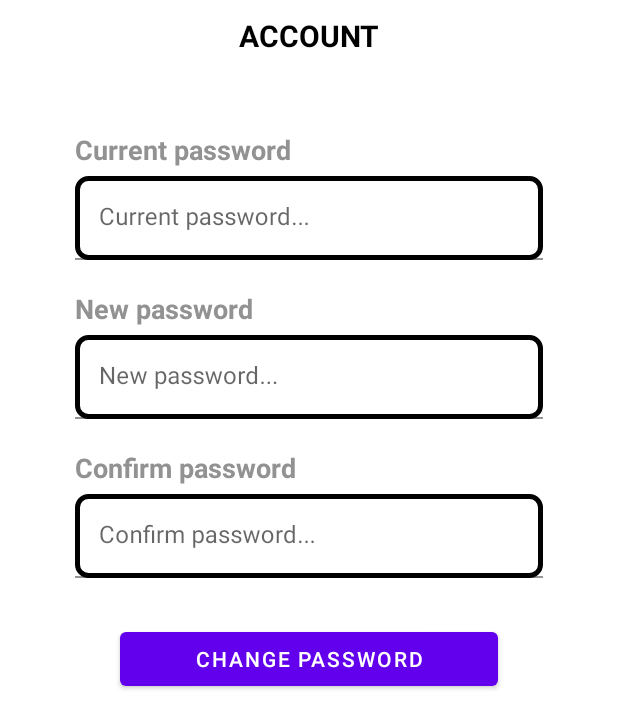
After one commit to Mihai-Razvan/CustomerApp, an Android app: the fragment FragmentAccountPassword placed in its activity, on a phone screen of 412 x 824 dp. The commit adds this screen. Shown: the top 728 px of the screen. Run offline under Robolectric (Android 15) with nearby library versions, the phone set to English and light mode, and no system bars.

Commit message:
added option to change password

```diff
--- a/CustomerApp/CustomerApp_Client/app/src/main/java/com/example/customerapp_client/FragmentAccountMain.java
+++ b/CustomerApp/CustomerApp_Client/app/src/main/java/com/example/customerapp_client/FragmentAccountMain.java
@@ -72,6 +72,7 @@ public class FragmentAccountMain extends Fragment implements ActivityBasics{
         act_account_mainF_warningNo_layout_onClick();
         act_account_mainF_addresses_layout_onClick();
         act_account_mainF_deleteAccount_layout_onClick();
+        act_account_mainF_changePassword_layout_onClick();
     }
 
     private void act_account_mainF_warningYes_layout_onClick()
@@ -114,6 +115,16 @@ public class FragmentAccountMain extends Fragment implements ActivityBasics{
         });
     }
 
+    private void act_account_mainF_changePassword_layout_onClick() {
+
+        act_account_mainF_changePassword_layout.setOnClickListener(new View.OnClickListener() {
+            @Override
+            public void onClick(View view) {
+                setPasswordFragment();
+            }
+        });
+    }
+
     private void deleteAccount()
     {
         HttpRequestsAccount httpRequestsAccount = new HttpRequestsAccount("/account/delete");
@@ -137,6 +148,8 @@ public class FragmentAccountMain extends Fragment implements ActivityBasics{
         }
     }
 
+    //////////////////////////////////////////////////////////
+
     private void setAddressesFragment()
     {
         FragmentManager fragmentManager = getActivity().getSupportFragmentManager();
@@ -144,4 +157,12 @@ public class FragmentAccountMain extends Fragment implements ActivityBasics{
         fragmentTransaction.replace(R.id.act_account_frameLayout, new FragmentAccountAddresses());
         fragmentTransaction.commit();
     }
+
+    private void setPasswordFragment()
+    {
+        FragmentManager fragmentManager = getActivity().getSupportFragmentManager();
+        FragmentTransaction fragmentTransaction = fragmentManager.beginTransaction();
+        fragmentTransaction.replace(R.id.act_account_frameLayout, new FragmentAccountPassword());
+        fragmentTransaction.commit();
+    }
 }
--- /dev/null
+++ b/CustomerApp/CustomerApp_Client/app/src/main/java/com/example/customerapp_client/FragmentAccountPassword.java
@@ -0,0 +1,192 @@
+package com.example.customerapp_client;
+
+import android.os.Bundle;
+
+import androidx.fragment.app.Fragment;
+
+import android.text.Editable;
+import android.text.TextWatcher;
+import android.view.LayoutInflater;
+import android.view.View;
+import android.view.ViewGroup;
+import android.widget.Button;
+import android.widget.EditText;
+import android.widget.TextView;
+
+import com.google.android.material.textfield.TextInputLayout;
+
+
+public class FragmentAccountPassword extends Fragment implements ActivityBasics{
+
+    private EditText act_account_passwordF_actualPass_ET;
+    private EditText act_account_passwordF_newPass_ET;
+    private EditText act_account_passwordF_newPassConfirm_ET;
+    private Button act_account_passwordF_change_button;
+    private TextView act_account_passwordF_warning_TW;
+
+    View view;
+
+    @Override
+    public View onCreateView(LayoutInflater inflater, ViewGroup container, Bundle savedInstanceState) {
+        view = inflater.inflate(R.layout.fragment_account_password, container, false);
+
+        getActivityElements();
+        setListeners();
+
+        return view;
+    }
+
+    @Override
+    public void getActivityElements() {
+        act_account_passwordF_actualPass_ET = view.findViewById(R.id.act_account_passwordF_actualPass_ET);
+        act_account_passwordF_newPass_ET = view.findViewById(R.id.act_account_passwordF_newPass_ET);
+        act_account_passwordF_newPassConfirm_ET = view.findViewById(R.id.act_account_passwordF_newPassConfirm_ET);
+        act_account_passwordF_change_button = view.findViewById(R.id.act_account_passwordF_change_button);
+        act_account_passwordF_warning_TW = view.findViewById(R.id.act_account_passwordF_warning_TW);
+    }
+
+    @Override
+    public void setListeners() {
+        act_account_passwordF_change_button_onClick();
+        act_account_passwordF_actualPass_ET_onTextChanged();
+        act_account_passwordF_newPass_ET_onTextChanged();
+        act_account_passwordF_newPassConfirm_ET_onTextChanged();
+    }
+
+    private  void  act_account_passwordF_change_button_onClick()
+    {
+        act_account_passwordF_change_button.setOnClickListener(new View.OnClickListener() {
+            @Override
+            public void onClick(View view) {
+                String currentPassword = act_account_passwordF_actualPass_ET.getText().toString().trim();
+                String newPassword = act_account_passwordF_newPass_ET.getText().toString().trim();
+                String confirmPassword = act_account_passwordF_newPassConfirm_ET.getText().toString().trim();
+                boolean preCheck = false;
+
+                if(currentPassword.isEmpty())
+                {
+                    act_account_passwordF_actualPass_ET.setBackgroundResource(R.drawable.test_border_5);
+                    preCheck = true;
+                }
+
+                if(newPassword.isEmpty())
+                {
+                    act_account_passwordF_newPass_ET.setBackgroundResource(R.drawable.test_border_5);
+                    preCheck = true;
+                }
+                if(confirmPassword.isEmpty())
+                {
+                    act_account_passwordF_newPassConfirm_ET.setBackgroundResource(R.drawable.test_border_5);
+                    preCheck = true;
+                }
+
+                if(!newPassword.equals(confirmPassword))
+                {
+                    act_account_passwordF_warning_TW.setText("The passwords you introduced doesn't match!");
+                    act_account_passwordF_newPass_ET.getText().clear();
+                    act_account_passwordF_newPassConfirm_ET.getText().clear();
+                    preCheck = true;
+                }
+
+                if(preCheck)
+                    return;
+
+                HttpRequestsAccount httpRequestsAccount = new HttpRequestsAccount("/account/password/change", currentPassword, newPassword);
+                Thread connectionThread = new Thread(httpRequestsAccount);
+                connectionThread.start();
+
+                try {
+                    connectionThread.join();
+                    String status = httpRequestsAccount.getStatus();
+
+                    switch (status) {
+                        case "-2":
+                            act_account_passwordF_warning_TW.setText("Internal error!");
+                            break;
+                        case  "-1":
+                            act_account_passwordF_warning_TW.setText("The current password you introduced is wrong!");
+                            act_account_passwordF_actualPass_ET.getText().clear();
+                            break;
+                        default:
+                            GlobalManager.savePassword(getContext(), newPassword);
+                            act_account_passwordF_warning_TW.setText("Password successfully changed");
+                            act_account_passwordF_actualPass_ET.getText().clear();
+                    }
+
+                    act_account_passwordF_newPass_ET.getText().clear();
+                    act_account_passwordF_newPassConfirm_ET.getText().clear();
+                }
+                catch (InterruptedException e) {
+                    System.out.println("COULDN'T CHANGE PASSWORD");
+                    act_account_passwordF_warning_TW.setText("Internal error!");
+                    act_account_passwordF_newPass_ET.getText().clear();
+                    act_account_passwordF_newPassConfirm_ET.getText().clear();
+                }
+            }
+        });
+    }
+
+    private void act_account_passwordF_actualPass_ET_onTextChanged()
+    {
+        act_account_passwordF_actualPass_ET.addTextChangedListener(new TextWatcher() {
+            @Override
+            public void beforeTextChanged(CharSequence charSequence, int i, int i1, int i2) {
+
+            }
+
+            @Override
+            public void onTextChanged(CharSequence charSequence, int i, int i1, int i2) {
+                if(act_account_passwordF_actualPass_ET.getText().toString().trim().length() != 0)
+                    act_account_passwordF_actualPass_ET.setBackgroundResource(R.drawable.test_border_6);
+            }
+
+            @Override
+            public void afterTextChanged(Editable editable) {
+
+            }
+        });
+    }
+
+    private void act_account_passwordF_newPass_ET_onTextChanged()
+    {
+        act_account_passwordF_newPass_ET.addTextChangedListener(new TextWatcher() {
+            @Override
+            public void beforeTextChanged(CharSequence charSequence, int i, int i1, int i2) {
+
+            }
+
+            @Override
+            public void onTextChanged(CharSequence charSequence, int i, int i1, int i2) {
+                if(act_account_passwordF_newPass_ET.getText().toString().trim().length() != 0)
+                    act_account_passwordF_newPass_ET.setBackgroundResource(R.drawable.test_border_6);
+            }
+
+            @Override
+            public void afterTextChanged(Editable editable) {
+
+            }
+        });
+    }
+
+    private void act_account_passwordF_newPassConfirm_ET_onTextChanged()
+    {
+        act_account_passwordF_newPassConfirm_ET.addTextChangedListener(new TextWatcher() {
+            @Override
+            public void beforeTextChanged(CharSequence charSequence, int i, int i1, int i2) {
+
+            }
+
+            @Override
+            public void onTextChanged(CharSequence charSequence, int i, int i1, int i2) {
+                if(act_account_passwordF_newPassConfirm_ET.getText().toString().trim().length() != 0)
+                    act_account_passwordF_newPassConfirm_ET.setBackgroundResource(R.drawable.test_border_6);
+            }
+
+            @Override
+            public void afterTextChanged(Editable editable) {
+
+            }
+        });
+    }
+
+}
--- a/CustomerApp/CustomerApp_Client/app/src/main/java/com/example/customerapp_client/GlobalManager.java
+++ b/CustomerApp/CustomerApp_Client/app/src/main/java/com/example/customerapp_client/GlobalManager.java
@@ -14,7 +14,7 @@ public class GlobalManager {
 
     public static String httpNGROKAddress()
     {
-        return "http://dcce-2a02-2f0c-5a09-aa00-5870-2c65-325b-b63f.ngrok.io";
+        return "http://a674-2a02-2f0c-5a09-aa00-2973-816a-31ee-c44d.ngrok.io";
     }
 
     public static void setClientId(int clientId) {
--- /dev/null
+++ b/CustomerApp/CustomerApp_Client/app/src/main/res/drawable/test_border_5.xml
@@ -0,0 +1,13 @@
+<?xml version="1.0" encoding="utf-8"?>
+<layer-list xmlns:android="http://schemas.android.com/apk/res/android">
+    <!--Minus (-) how much dp you gave in the stroke width from left right-->
+    <item>
+        <shape
+            android:shape="rectangle">
+            <stroke android:width="3dp" android:color="#EB3434" />
+            <corners android:radius="7dp"/>
+            <!--This is the main background -->
+            <solid android:color="#FFFFFF" />
+        </shape>
+    </item>
+</layer-list>
--- /dev/null
+++ b/CustomerApp/CustomerApp_Client/app/src/main/res/drawable/test_border_6.xml
@@ -0,0 +1,13 @@
+<?xml version="1.0" encoding="utf-8"?>
+<layer-list xmlns:android="http://schemas.android.com/apk/res/android">
+    <!--Minus (-) how much dp you gave in the stroke width from left right-->
+    <item>
+        <shape
+            android:shape="rectangle">
+            <stroke android:width="3dp" android:color="#000000" />
+            <corners android:radius="7dp"/>
+            <!--This is the main background -->
+            <solid android:color="#FFFFFF" />
+        </shape>
+    </item>
+</layer-list>
--- a/CustomerApp/CustomerApp_Client/app/src/main/res/layout/fragment_account_main.xml
+++ b/CustomerApp/CustomerApp_Client/app/src/main/res/layout/fragment_account_main.xml
@@ -61,7 +61,7 @@
                 android:layout_height="wrap_content"
                 android:paddingTop="10dp"
                 android:paddingBottom="2dp"
-                android:text="Change password (not done)"
+                android:text="Change password "
                 android:textColor="#000000"
                 android:textSize="18sp"
                 android:textStyle="bold" />
@@ -181,7 +181,7 @@
                 android:layout_height="wrap_content"
                 android:paddingTop="10dp"
                 android:paddingBottom="2dp"
-                android:text="Close account (to do warning)"
+                android:text="Close account "
                 android:textColor="#FF0000"
                 android:textSize="18sp"
                 android:textStyle="bold" />
--- /dev/null
+++ b/CustomerApp/CustomerApp_Client/app/src/main/res/layout/fragment_account_password.xml
@@ -0,0 +1,107 @@
+<?xml version="1.0" encoding="utf-8"?>
+<androidx.constraintlayout.widget.ConstraintLayout xmlns:android="http://schemas.android.com/apk/res/android"
+    xmlns:app="http://schemas.android.com/apk/res-auto"
+    xmlns:tools="http://schemas.android.com/tools"
+    android:layout_width="match_parent"
+    android:layout_height="match_parent"
+    tools:context=".FragmentAccountPassword">
+
+    <LinearLayout
+        android:layout_width="match_parent"
+        android:layout_height="wrap_content"
+        android:layout_margin="50dp"
+        android:orientation="vertical"
+        app:layout_constraintEnd_toEndOf="parent"
+        app:layout_constraintStart_toStartOf="parent"
+        app:layout_constraintTop_toTopOf="parent">
+
+        <TextView
+            android:id="@+id/textView19"
+            android:layout_width="match_parent"
+            android:layout_height="wrap_content"
+            android:text="Current password"
+            android:textColor="#939292"
+            android:textSize="18sp"
+            android:textStyle="bold" />
+
+        <com.google.android.material.textfield.TextInputLayout
+            android:layout_width="match_parent"
+            android:layout_height="wrap_content"
+            android:layout_marginBottom="20dp"
+            android:layout_marginTop="5dp">
+
+            <com.google.android.material.textfield.TextInputEditText
+                android:id="@+id/act_account_passwordF_actualPass_ET"
+                android:layout_width="match_parent"
+                android:layout_height="wrap_content"
+                android:hint="Current password..."
+                android:inputType="textPassword"
+                android:background="@drawable/test_border_6"/>
+        </com.google.android.material.textfield.TextInputLayout>
+
+        <TextView
+            android:id="@+id/textView20"
+            android:layout_width="match_parent"
+            android:layout_height="wrap_content"
+            android:text="New password"
+            android:textColor="#939292"
+            android:textSize="18sp"
+            android:textStyle="bold" />
+
+        <com.google.android.material.textfield.TextInputLayout
+            android:layout_width="match_parent"
+            android:layout_height="wrap_content"
+            android:layout_marginBottom="20dp"
+            android:layout_marginTop="5dp">
+
+            <com.google.android.material.textfield.TextInputEditText
+                android:id="@+id/act_account_passwordF_newPass_ET"
+                android:layout_width="match_parent"
+                android:layout_height="wrap_content"
+                android:hint="New password..."
+                android:inputType="textPassword"
+                android:background="@drawable/test_border_6"/>
+        </com.google.android.material.textfield.TextInputLayout>
+
+        <TextView
+            android:id="@+id/textView21"
+            android:layout_width="match_parent"
+            android:layout_height="wrap_content"
+            android:text="Confirm password"
+            android:textColor="#939292"
+            android:textSize="18sp"
+            android:textStyle="bold" />
+
+        <com.google.android.material.textfield.TextInputLayout
+            android:layout_width="match_parent"
+            android:layout_height="wrap_content"
+            android:layout_marginTop="5dp">
+
+            <com.google.android.material.textfield.TextInputEditText
+                android:id="@+id/act_account_passwordF_newPassConfirm_ET"
+                android:layout_width="match_parent"
+                android:layout_height="wrap_content"
+                android:hint="Confirm password..."
+                android:inputType="textPassword"
+                android:background="@drawable/test_border_6"/>
+        </com.google.android.material.textfield.TextInputLayout>
+
+        <Button
+            android:id="@+id/act_account_passwordF_change_button"
+            android:layout_width="match_parent"
+            android:layout_height="wrap_content"
+            android:layout_margin="30dp"
+            android:text="Change password" />
+
+        <TextView
+            android:id="@+id/act_account_passwordF_warning_TW"
+            android:layout_width="match_parent"
+            android:layout_height="wrap_content"
+            android:textAlignment="center"
+            android:textColor="#FF0000"
+            android:textSize="18sp"
+            android:textStyle="bold" />
+
+    </LinearLayout>
+
+</androidx.constraintlayout.widget.ConstraintLayout>
```
Also changed, not shown: CustomerApp/CustomerApp_Client/app/src/main/java/com/example/customerapp_client/HttpRequestsAccount.java (+46 -0 lines), 11 other files.
